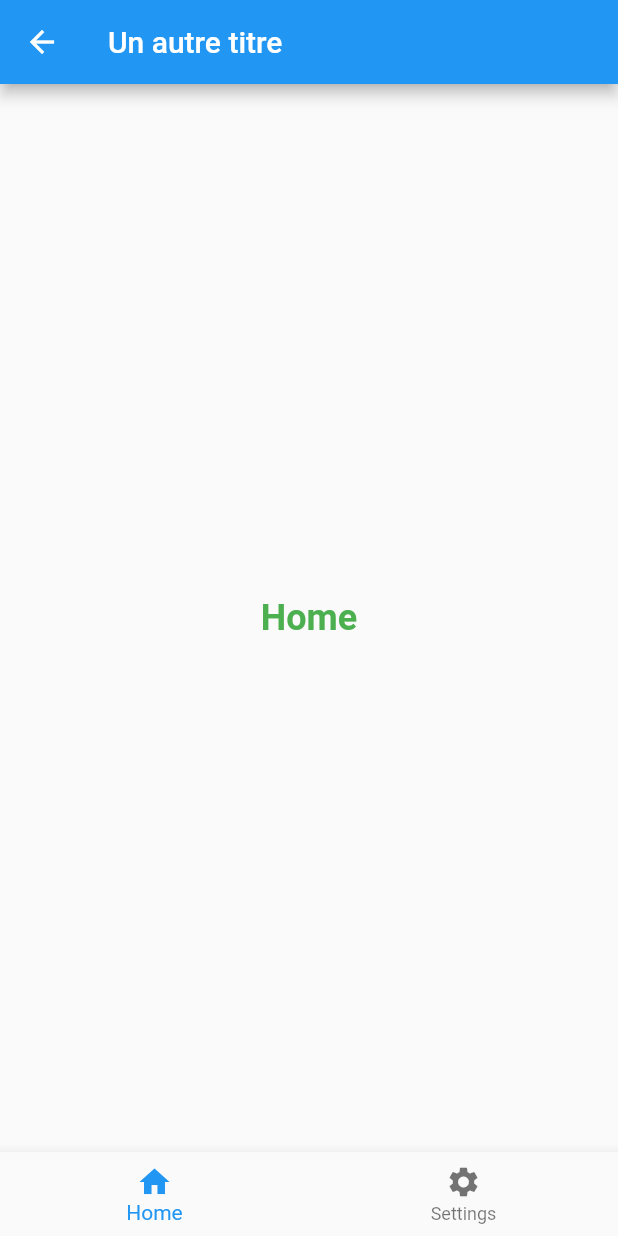
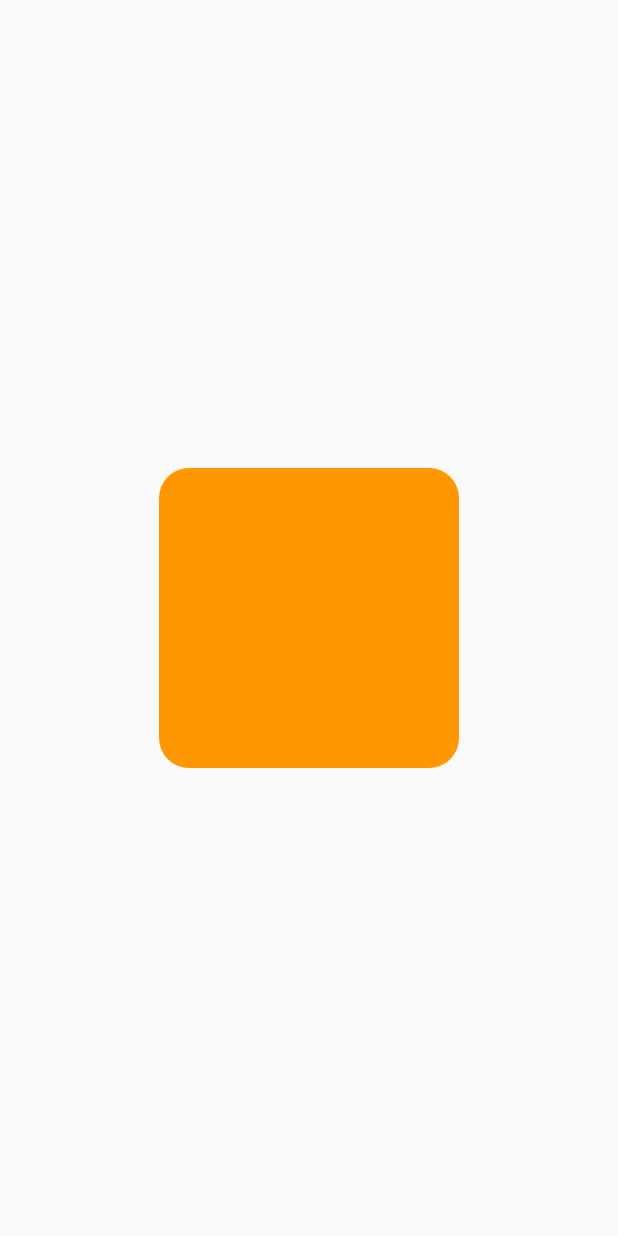
Before and after one commit to ThomasEcalle/al_2_flutter, a Flutter app: the screen it shows after launch, on a phone screen of 412 x 824 dp. Run offline on Flutter 3.47's test engine with Material 2 defaults, Android fonts, the phone set to English and light mode, and no system bars.

Commit message:
Add first stateful exercise

```diff
--- a/lib/main.dart
+++ b/lib/main.dart
@@ -1,5 +1,6 @@
 import 'package:al_2/ui/home_screen/home_screen.dart';
 import 'package:al_2/ui/settings_screen/settings_screen.dart';
+import 'package:al_2/ui/stateful_exercises/one.dart';
 import 'package:flutter/material.dart';
 
 void main() {
@@ -16,14 +17,12 @@ class MyApp extends StatelessWidget {
         textTheme: const TextTheme(
           headline1: TextStyle(
             fontSize: 24,
-            color: Colors.green,
+            color: Colors.red,
             fontWeight: FontWeight.bold,
           ),
         ),
       ),
-      home: const Home(
-        title: 'Un autre titre',
-      ),
+      home: One()
     );
   }
 }
--- a/lib/ui/home_screen/home_screen.dart
+++ b/lib/ui/home_screen/home_screen.dart
@@ -6,9 +6,14 @@ class HomeScreen extends StatelessWidget {
   @override
   Widget build(BuildContext context) {
     return Center(
-      child: Text(
-        'Home',
-        style: Theme.of(context).textTheme.headline1,
+      child: GestureDetector(
+        onTap: () {
+          print('Coucou les gens !');
+        },
+        child: Text(
+          'Home',
+          style: Theme.of(context).textTheme.headline1,
+        ),
       ),
     );
   }
--- /dev/null
+++ b/lib/ui/stateful_exercises/one.dart
@@ -0,0 +1,15 @@
+import 'package:al_2/ui/stateful_exercises/square.dart';
+import 'package:flutter/material.dart';
+
+class One extends StatelessWidget {
+  const One({Key? key}) : super(key: key);
+
+  @override
+  Widget build(BuildContext context) {
+    return Scaffold(
+      body: Center(
+        child: Square(),
+      ),
+    );
+  }
+}
--- /dev/null
+++ b/lib/ui/stateful_exercises/square.dart
@@ -0,0 +1,33 @@
+import 'package:flutter/material.dart';
+
+class Square extends StatefulWidget {
+  const Square({Key? key}) : super(key: key);
+
+  @override
+  State<Square> createState() => _SquareState();
+}
+
+class _SquareState extends State<Square> {
+  Color _color = Colors.orange;
+
+  @override
+  Widget build(BuildContext context) {
+    return GestureDetector(
+      onTap: _onTap,
+      child: Container(
+        height: 200,
+        width: 200,
+        decoration: BoxDecoration(
+          color: _color,
+          borderRadius: BorderRadius.circular(20),
+        ),
+      ),
+    );
+  }
+
+  void _onTap() {
+    setState(() {
+      _color = _color == Colors.orange ? Colors.blue : Colors.orange;
+    });
+  }
+}
```
